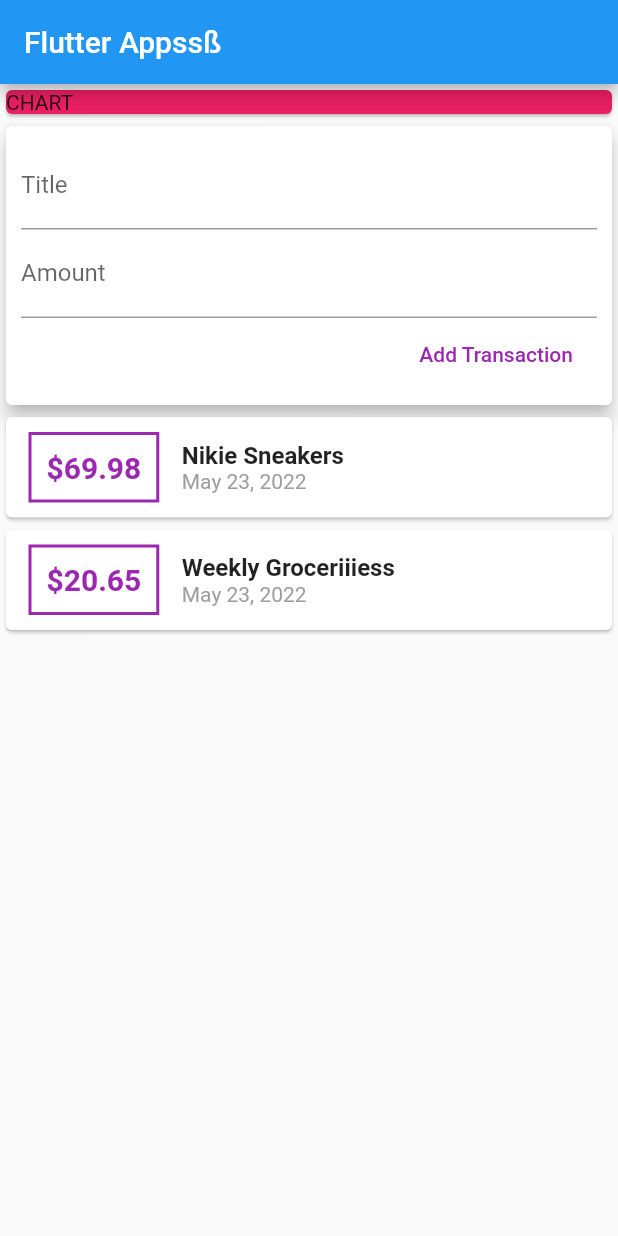
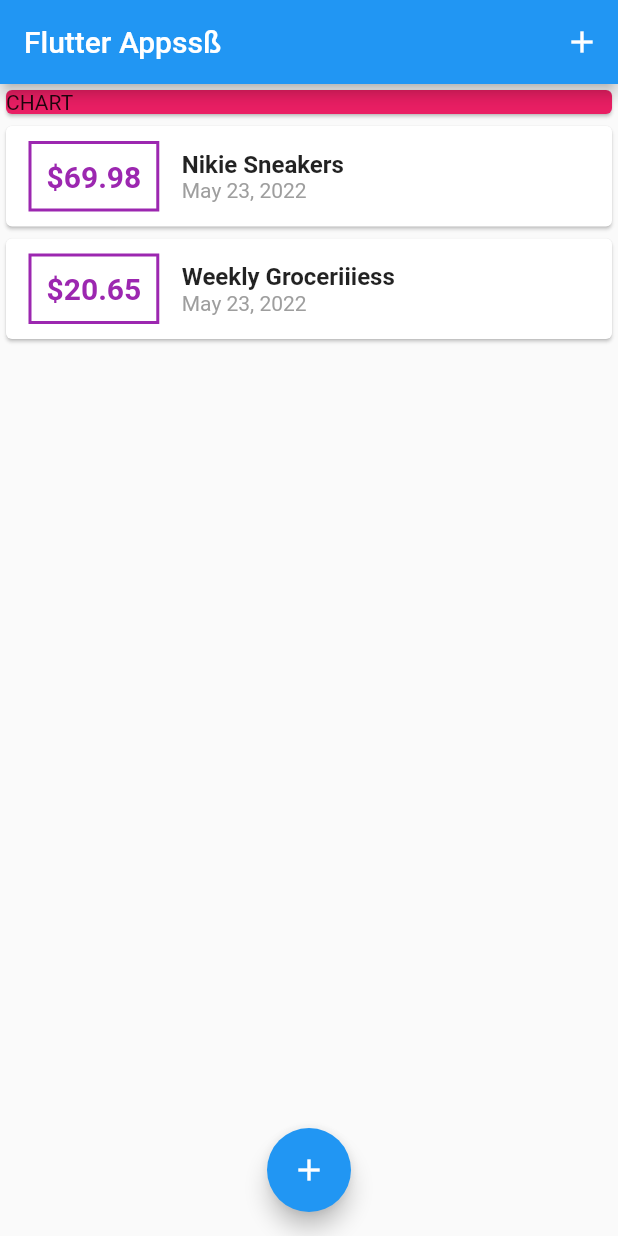
Before and after one commit to shima93/flutter_project, a Flutter app: the screen it shows after launch, on a phone screen of 412 x 824 dp. Run offline on Flutter 3.47's test engine with Material 2 defaults, Android fonts, the phone set to English and light mode, and no system bars.

Commit message:
adding floating buttons

```diff
--- a/lib/main.dart
+++ b/lib/main.dart
@@ -1,5 +1,7 @@
 import 'package:flutter/material.dart';
-import './widgets/user_transactions.dart';
+import './widgets/new_transaction.dart';
+import './widgets/transaction_list.dart';
+import './models/transaction.dart';
 
 void main() => runApp(MyApp());
 
@@ -13,12 +15,53 @@ class MyApp extends StatelessWidget {
   }
 }
 
-class MyHomePage extends StatelessWidget {
+class MyHomePage extends StatefulWidget {
+  @override
+  State<MyHomePage> createState() => _MyHomePageState();
+}
+
+class _MyHomePageState extends State<MyHomePage> {
+  final List<Transaction> _userTransaction = [
+    Transaction(
+        id: "t1", title: 'Nikie Sneakers', amount: 69.98, date: DateTime.now()),
+    Transaction(
+        id: "t2",
+        title: 'Weekly Groceriiiess',
+        amount: 20.65,
+        date: DateTime.now())
+  ];
+
+  void _addNewTransaction(String txTitle, double txAmount) {
+    final newTx = Transaction(
+      title: txTitle,
+      amount: txAmount,
+      date: DateTime.now(),
+      id: DateTime.now().toString(),
+    );
+    setState(() {
+      _userTransaction.add(newTx);
+    });
+  }
+
+  void _startAddNewBottomSheet(BuildContext ctx) {
+    showModalBottomSheet(
+        context: ctx,
+        builder: (_) {
+          return NewTransaction(_addNewTransaction);
+        });
+  }
+
   @override
   Widget build(BuildContext context) {
     return Scaffold(
       appBar: AppBar(
         title: Text('Flutter Appssß'),
+        actions: <Widget>[
+          IconButton(
+            icon: Icon(Icons.add),
+            onPressed: () => _startAddNewBottomSheet(context),
+          )
+        ],
       ),
       body: SingleChildScrollView(
         child: Column(
@@ -32,8 +75,13 @@ class MyHomePage extends StatelessWidget {
                   child: Text('CHART'),
                 ),
               ),
-              UserTransactions()
+              TransactionList(_userTransaction),
             ]),
+      ),
+      floatingActionButtonLocation: FloatingActionButtonLocation.centerFloat,
+      floatingActionButton: FloatingActionButton(
+        child: Icon(Icons.add),
+        onPressed: () => _startAddNewBottomSheet(context),
       ),
     );
   }
--- a/lib/widgets/transaction_list.dart
+++ b/lib/widgets/transaction_list.dart
@@ -30,7 +30,7 @@ class TransactionList extends StatelessWidget {
                   ),
                   padding: EdgeInsets.all(10),
                   child: Text(
-                    '\$${transactions[index].amount}',
+                    '\$${transactions[index].amount.toStringAsFixed(2)}',
                     style: TextStyle(
                       fontWeight: FontWeight.bold,
                       fontSize: 20,
--- a/lib/widgets/user_transactions.dart
+++ /dev/null
@@ -1,43 +0,0 @@
-import 'package:flutter/material.dart';
-import './new_transaction.dart';
-import './transaction_list.dart';
-import '../models/transaction.dart';
-
-class UserTransactions extends StatefulWidget {
-  @override
-  State<UserTransactions> createState() => _UserTransactionsState();
-}
-
-class _UserTransactionsState extends State<UserTransactions> {
-  final List<Transaction> _userTransaction = [
-    Transaction(
-        id: "t1", title: 'Nikie Sneakers', amount: 69.98, date: DateTime.now()),
-    Transaction(
-        id: "t2",
-        title: 'Weekly Groceriiiess',
-        amount: 20.65,
-        date: DateTime.now())
-  ];
-
-  void _addNewTransaction(String txTitle, double txAmount) {
-    final newTx = Transaction(
-      title: txTitle,
-      amount: txAmount,
-      date: DateTime.now(),
-      id: DateTime.now().toString(),
-    );
-    setState(() {
-      _userTransaction.add(newTx);
-    });
-  }
-
-  @override
-  Widget build(BuildContext context) {
-    return Column(
-      children: <Widget>[
-        NewTransaction(_addNewTransaction),
-        TransactionList(_userTransaction),
-      ],
-    );
-  }
-}
```
Also changed, not shown: lib/widgets/new_transaction.dart (+14 -4 lines).
